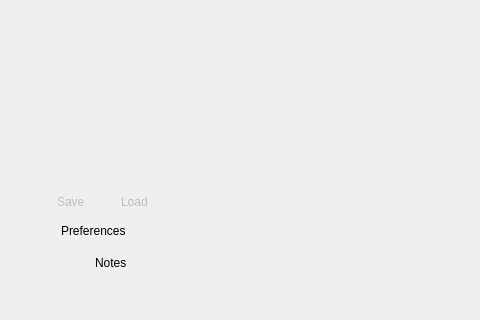
Old version of the form ui/tool_launcher.ui in the repository analogdevicesinc/scopy; both pictures show x 0 to 480 and y 400 to 720 of the 1280 by 720 pixel window.
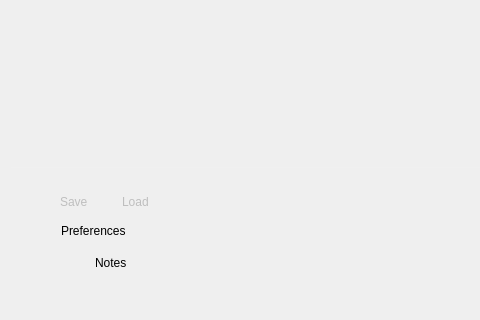
New version of the form. Icons and pictures are not drawn. Custom widgets are drawn as their Qt base class.

Commit message: ui/tool_launcher.ui: fix spacing issue between save icon and text

```diff
--- a/ui/tool_launcher.ui
+++ b/ui/tool_launcher.ui
@@ -501,7 +501,7 @@
               </property>
               <layout class="QHBoxLayout" name="horizontalLayout_5">
                <property name="spacing">
-                <number>0</number>
+                <number>4</number>
                </property>
                <property name="leftMargin">
                 <number>0</number>
```
